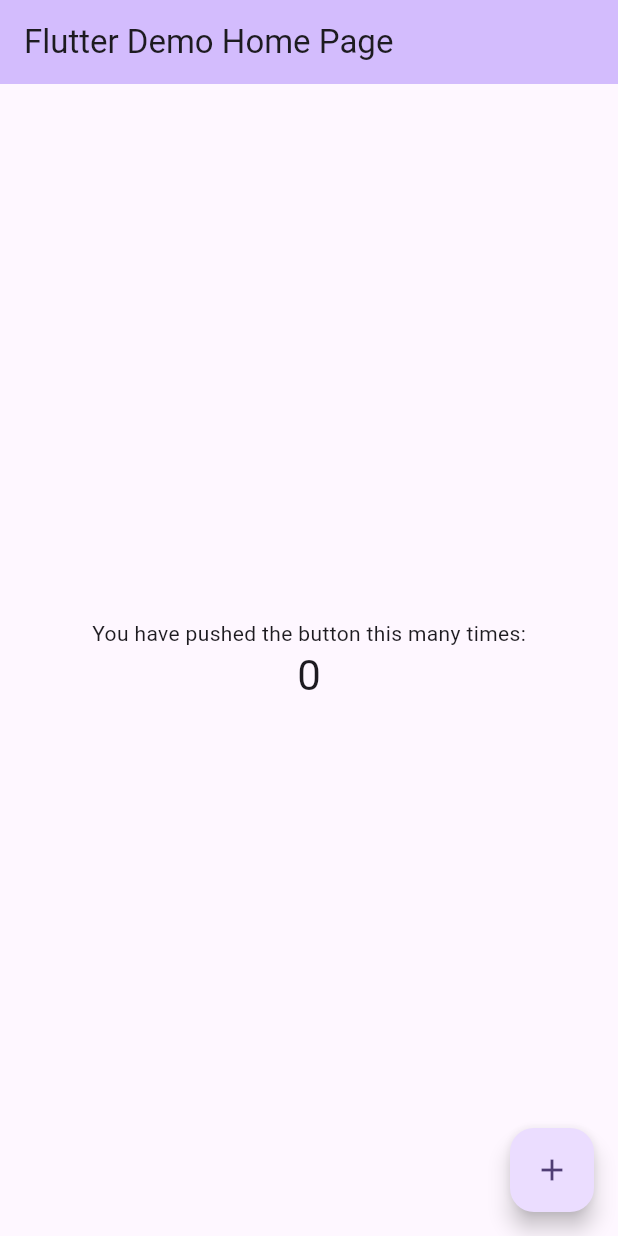
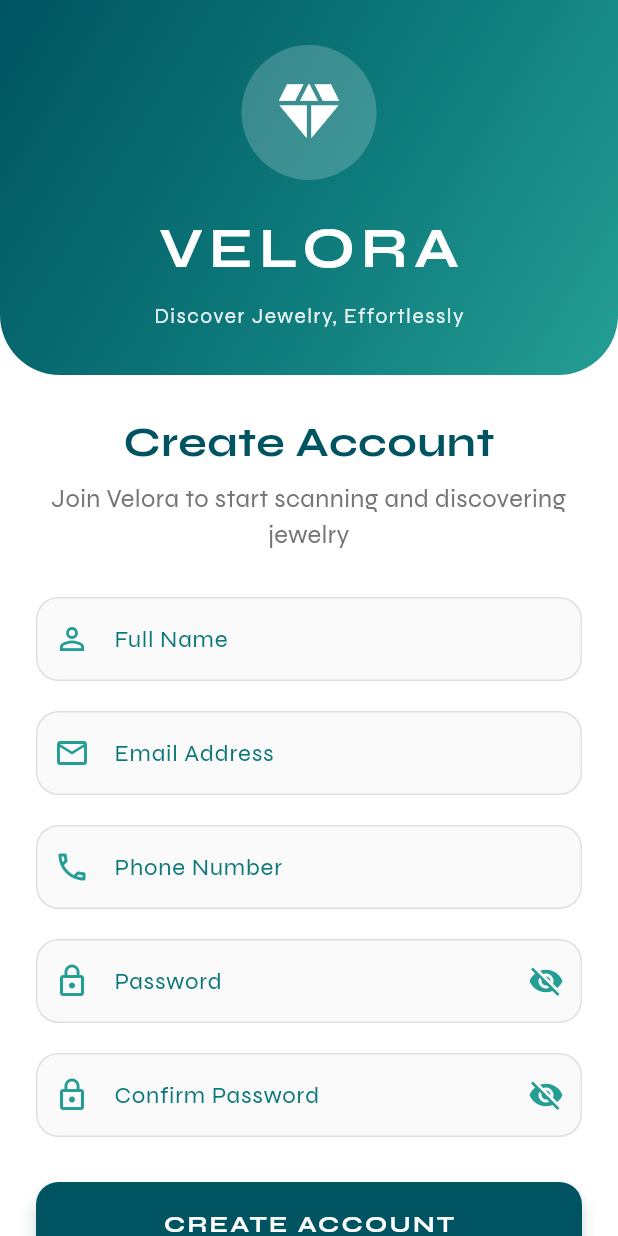
Before and after one commit to cabohol/ProductScan, a Flutter app: the screen it shows after launch, on a phone screen of 412 x 824 dp. Run offline on Flutter 3.47's test engine with Material 3 defaults, Android fonts, the phone set to English and light mode, and no system bars.

Commit message:
added registration page

```diff
--- a/product-scanner-capstone/app/lib/main.dart
+++ b/product-scanner-capstone/app/lib/main.dart
@@ -1,4 +1,5 @@
 import 'package:flutter/material.dart';
+import 'screens/register_page.dart';
 
 void main() {
   runApp(const MyApp());
@@ -7,116 +8,23 @@ void main() {
 class MyApp extends StatelessWidget {
   const MyApp({super.key});
 
-  // This widget is the root of your application.
   @override
   Widget build(BuildContext context) {
     return MaterialApp(
-      title: 'Flutter Demo',
+      debugShowCheckedModeBanner: false,
+
+      title: 'Velora',
+
       theme: ThemeData(
-        // This is the theme of your application.
-        //
-        // TRY THIS: Try running your application with "flutter run". You'll see
-        // the application has a purple toolbar. Then, without quitting the app,
-        // try changing the seedColor in the colorScheme below to Colors.green
-        // and then invoke "hot reload" (save your changes or press the "hot
-        // reload" button in a Flutter-supported IDE, or press "r" if you used
-        // the command line to start the app).
-        //
-        // Notice that the counter didn't reset back to zero; the application
-        // state is not lost during the reload. To reset the state, use hot
-        // restart instead.
-        //
-        // This works for code too, not just values: Most code changes can be
-        // tested with just a hot reload.
-      colorScheme: ColorScheme.fromSeed(seedColor: Colors.deepPurple),
+        fontFamily: 'Syne',
+        colorScheme: ColorScheme.fromSeed(
+          seedColor: Colors.deepPurple,
+        ),
+        useMaterial3: true,
       ),
-      home: const MyHomePage(title: 'Flutter Demo Home Page'),
+
+      // FIRST SCREEN OF APP
+      home: RegisterPage(),
     );
   }
 }
-
-class MyHomePage extends StatefulWidget {
-  const MyHomePage({super.key, required this.title});
-
-  // This widget is the home page of your application. It is stateful, meaning
-  // that it has a State object (defined below) that contains fields that affect
-  // how it looks.
-
-  // This class is the configuration for the state. It holds the values (in this
-  // case the title) provided by the parent (in this case the App widget) and
-  // used by the build method of the State. Fields in a Widget subclass are
-  // always marked "final".
-
-  final String title;
-
-  @override
-  State<MyHomePage> createState() => _MyHomePageState();
-}
-
-class _MyHomePageState extends State<MyHomePage> {
-  int _counter = 0;
-
-  void _incrementCounter() {
-    setState(() {
-      // This call to setState tells the Flutter framework that something has
-      // changed in this State, which causes it to rerun the build method below
-      // so that the display can reflect the updated values. If we changed
-      // _counter without calling setState(), then the build method would not be
-      // called again, and so nothing would appear to happen.
-      _counter++;
-    });
-  }
-
-  @override
-  Widget build(BuildContext context) {
-    // This method is rerun every time setState is called, for instance as done
-    // by the _incrementCounter method above.
-    //
-    // The Flutter framework has been optimized to make rerunning build methods
-    // fast, so that you can just rebuild anything that needs updating rather
-    // than having to individually change instances of widgets.
-    return Scaffold(
-      appBar: AppBar(
-        // TRY THIS: Try changing the color here to a specific color (to
-        // Colors.amber, perhaps?) and trigger a hot reload to see the AppBar
-        // change color while the other colors stay the same.
-        backgroundColor: Theme.of(context).colorScheme.inversePrimary,
-        // Here we take the value from the MyHomePage object that was created by
-        // the App.build method, and use it to set our appbar title.
-        title: Text(widget.title),
-      ),
-      body: Center(
-        // Center is a layout widget. It takes a single child and positions it
-        // in the middle of the parent.
-        child: Column(
-          // Column is also a layout widget. It takes a list of children and
-          // arranges them vertically. By default, it sizes itself to fit its
-          // children horizontally, and tries to be as tall as its parent.
-          //
-          // Column has various properties to control how it sizes itself and
-          // how it positions its children. Here we use mainAxisAlignment to
-          // center the children vertically; the main axis here is the vertical
-          // axis because Columns are vertical (the cross axis would be
-          // horizontal).
-          //
-          // TRY THIS: Invoke "debug painting" (choose the "Toggle Debug Paint"
-          // action in the IDE, or press "p" in the console), to see the
-          // wireframe for each widget.
-          mainAxisAlignment: MainAxisAlignment.center,
-          children: [
-            const Text('You have pushed the button this many times:'),
-            Text(
-              '$_counter',
-              style: Theme.of(context).textTheme.headlineMedium,
-            ),
-          ],
-        ),
-      ),
-      floatingActionButton: FloatingActionButton(
-        onPressed: _incrementCounter,
-        tooltip: 'Increment',
-        child: const Icon(Icons.add),
-      ),
-    );
-  }
-}
--- /dev/null
+++ b/product-scanner-capstone/app/lib/screens/register_page.dart
@@ -0,0 +1,502 @@
+import 'package:flutter/material.dart';
+
+class RegisterPage extends StatefulWidget {
+  const RegisterPage({super.key});
+
+  @override
+  _RegisterPageState createState() => _RegisterPageState();
+}
+
+class _RegisterPageState extends State<RegisterPage> {
+  final _formKey = GlobalKey<FormState>();
+
+  TextEditingController nameController = TextEditingController();
+  TextEditingController emailController = TextEditingController();
+  TextEditingController phoneController = TextEditingController();
+  TextEditingController passwordController = TextEditingController();
+  TextEditingController confirmPasswordController = TextEditingController();
+
+  bool _obscurePassword = true;
+  bool _obscureConfirmPassword = true;
+  bool _agreeToTerms = false;
+
+  // Velora Color Palette
+  static const Color primaryDark = Color(0xFF005461);
+  static const Color primaryMedium = Color(0xFF0C7779);
+  static const Color primaryLight = Color(0xFF249E94);
+  static const Color accent = Color(0xFF3BC1A8);
+
+  void registerUser() {
+    if (_formKey.currentState!.validate()) {
+      if (!_agreeToTerms) {
+        ScaffoldMessenger.of(context).showSnackBar(
+          const SnackBar(
+            content: Text("Please agree to Terms & Conditions"),
+            backgroundColor: Colors.red,
+          ),
+        );
+        return;
+      }
+
+      String name = nameController.text;
+      String email = emailController.text;
+      String phone = phoneController.text;
+
+      showDialog(
+        context: context,
+        builder: (context) {
+          return AlertDialog(
+            shape: RoundedRectangleBorder(
+              borderRadius: BorderRadius.circular(20),
+            ),
+            title: Row(
+              children: [
+                Icon(Icons.check_circle, color: accent, size: 30),
+                const SizedBox(width: 10),
+                const Text(
+                  "Welcome to Velora!",
+                  style: TextStyle(fontSize: 20),
+                ),
+              ],
+            ),
+            content: Text(
+              "Your account has been created successfully.\n\nStart scanning jewelry products and discover stores near you!",
+              style: TextStyle(color: Colors.grey[700]),
+            ),
+            actions: [
+              TextButton(
+                onPressed: () {
+                  Navigator.pop(context);
+                },
+                child: Text(
+                  "GET STARTED",
+                  style: TextStyle(
+                    color: primaryDark,
+                    fontWeight: FontWeight.bold,
+                    fontFamily: 'Syne',
+                  ),
+                ),
+              )
+            ],
+          );
+        },
+      );
+
+      print("REGISTERED USER:");
+      print("Name: $name");
+      print("Email: $email");
+      print("Phone: $phone");
+    }
+  }
+
+  @override
+  Widget build(BuildContext context) {
+    return Scaffold(
+      backgroundColor: Colors.white,
+      body: SafeArea(
+        child: SingleChildScrollView(
+          child: Column(
+            children: [
+              // Header Section with gradient
+              Container(
+                width: double.infinity,
+                decoration: BoxDecoration(
+                  gradient: LinearGradient(
+                    begin: Alignment.topLeft,
+                    end: Alignment.bottomRight,
+                    colors: [primaryDark, primaryMedium, primaryLight],
+                  ),
+                  borderRadius: const BorderRadius.only(
+                    bottomLeft: Radius.circular(40),
+                    bottomRight: Radius.circular(40),
+                  ),
+                ),
+                child: Padding(
+                  padding: const EdgeInsets.symmetric(vertical: 30),
+                  child: Column(
+                    children: [
+                      // Jewelry Icon
+                      Container(
+                        padding: const EdgeInsets.all(20),
+                        decoration: BoxDecoration(
+                          color: Colors.white.withOpacity(0.2),
+                          shape: BoxShape.circle,
+                        ),
+                        child: const Icon(
+                          Icons.diamond,
+                          size: 50,
+                          color: Colors.white,
+                        ),
+                      ),
+                      const SizedBox(height: 18),
+                      // App Name
+                      const Text(
+                        "VELORA",
+                        style: TextStyle(
+                          fontFamily: 'Syne',
+                          fontSize: 38,
+                          fontWeight: FontWeight.bold,
+                          color: Colors.white,
+                          letterSpacing: 4,
+                        ),
+                      ),
+                      const SizedBox(height: 8),
+                      Text(
+                        "Discover Jewelry, Effortlessly",
+                        style: TextStyle(
+                          fontFamily: 'Syne',
+                          fontSize: 14,
+                          color: Colors.white.withOpacity(0.9),
+                          letterSpacing: 1,
+                        ),
+                      ),
+                    ],
+                  ),
+                ),
+              ),
+
+              // Form Section
+              Padding(
+                padding: const EdgeInsets.all(24.0),
+                child: Form(
+                  key: _formKey,
+                  child: Column(
+                    crossAxisAlignment: CrossAxisAlignment.center,
+                    children: [
+                      const SizedBox(height: 1),
+
+                      // Title
+                      const Text(
+                        "Create Account",
+                        style: TextStyle(
+                          fontFamily: 'Syne',
+                          fontSize: 28,
+                          fontWeight: FontWeight.bold,
+                          color: primaryDark,
+                        ),
+                      ),
+                      const SizedBox(height: 5),
+                      Text(
+                        "Join Velora to start scanning and discovering jewelry",
+                        textAlign: TextAlign.center,
+                        style: TextStyle(
+                          fontSize: 17,
+                          color: Colors.grey[600],
+                        ),
+                      ),
+
+                      const SizedBox(height: 30),
+
+                      // FULL NAME
+                      TextFormField(
+                        controller: nameController,
+                        style: const TextStyle(fontSize: 16),
+                        decoration: InputDecoration(
+                          labelText: "Full Name",
+                          labelStyle: TextStyle(color: primaryMedium),
+                          prefixIcon: Icon(Icons.person_outline, color: primaryLight),
+                          border: OutlineInputBorder(
+                            borderRadius: BorderRadius.circular(15),
+                            borderSide: BorderSide(color: Colors.grey[300]!),
+                          ),
+                          enabledBorder: OutlineInputBorder(
+                            borderRadius: BorderRadius.circular(15),
+                            borderSide: BorderSide(color: Colors.grey[300]!),
+                          ),
+                          focusedBorder: OutlineInputBorder(
+                            borderRadius: BorderRadius.circular(15),
+                            borderSide: const BorderSide(color: primaryLight, width: 2),
+                          ),
+                          filled: true,
+                          fillColor: Colors.grey[50],
+                        ),
+                        validator: (value) {
+                          if (value == null || value.isEmpty) {
+                            return "Please enter your full name";
+                          }
+                          return null;
+                        },
+                      ),
+
+                      const SizedBox(height: 20),
+
+                      // EMAIL
+                      TextFormField(
+                        controller: emailController,
+                        keyboardType: TextInputType.emailAddress,
+                        style: const TextStyle(fontSize: 16),
+                        decoration: InputDecoration(
+                          labelText: "Email Address",
+                          labelStyle: TextStyle(color: primaryMedium),
+                          prefixIcon: Icon(Icons.email_outlined, color: primaryLight),
+                          border: OutlineInputBorder(
+                            borderRadius: BorderRadius.circular(15),
+                            borderSide: BorderSide(color: Colors.grey[300]!),
+                          ),
+                          enabledBorder: OutlineInputBorder(
+                            borderRadius: BorderRadius.circular(15),
+                            borderSide: BorderSide(color: Colors.grey[300]!),
+                          ),
+                          focusedBorder: OutlineInputBorder(
+                            borderRadius: BorderRadius.circular(15),
+                            borderSide: const BorderSide(color: primaryLight, width: 2),
+                          ),
+                          filled: true,
+                          fillColor: Colors.grey[50],
+                        ),
+                        validator: (value) {
+                          if (value == null || value.isEmpty) {
+                            return "Please enter your email";
+                          }
+                          if (!value.contains("@") || !value.contains(".")) {
+                            return "Please enter a valid email";
+                          }
+                          return null;
+                        },
+                      ),
+
+                      const SizedBox(height: 20),
+
+                      // PHONE NUMBER
+                      TextFormField(
+                        controller: phoneController,
+                        keyboardType: TextInputType.phone,
+                        style: const TextStyle(fontSize: 16),
+                        decoration: InputDecoration(
+                          labelText: "Phone Number",
+                          labelStyle: TextStyle(color: primaryMedium),
+                          prefixIcon: Icon(Icons.phone_outlined, color: primaryLight),
+                          border: OutlineInputBorder(
+                            borderRadius: BorderRadius.circular(15),
+                            borderSide: BorderSide(color: Colors.grey[300]!),
+                          ),
+                          enabledBorder: OutlineInputBorder(
+                            borderRadius: BorderRadius.circular(15),
+                            borderSide: BorderSide(color: Colors.grey[300]!),
+                          ),
+                          focusedBorder: OutlineInputBorder(
+                            borderRadius: BorderRadius.circular(15),
+                            borderSide: const BorderSide(color: primaryLight, width: 2),
+                          ),
+                          filled: true,
+                          fillColor: Colors.grey[50],
+                        ),
+                        validator: (value) {
+                          if (value == null || value.isEmpty) {
+                            return "Please enter your phone number";
+                          }
+                          return null;
+                        },
+                      ),
+
+                      const SizedBox(height: 20),
+
+                      // PASSWORD
+                      TextFormField(
+                        controller: passwordController,
+                        obscureText: _obscurePassword,
+                        style: const TextStyle(fontSize: 16),
+                        decoration: InputDecoration(
+                          labelText: "Password",
+                          labelStyle: TextStyle(color: primaryMedium),
+                          prefixIcon: Icon(Icons.lock_outline, color: primaryLight),
+                          suffixIcon: IconButton(
+                            icon: Icon(
+                              _obscurePassword ? Icons.visibility_off : Icons.visibility,
+                              color: primaryLight,
+                            ),
+                            onPressed: () {
+                              setState(() {
+                                _obscurePassword = !_obscurePassword;
+                              });
+                            },
+                          ),
+                          border: OutlineInputBorder(
+                            borderRadius: BorderRadius.circular(15),
+                            borderSide: BorderSide(color: Colors.grey[300]!),
+                          ),
+                          enabledBorder: OutlineInputBorder(
+                            borderRadius: BorderRadius.circular(15),
+                            borderSide: BorderSide(color: Colors.grey[300]!),
+                          ),
+                          focusedBorder: OutlineInputBorder(
+                            borderRadius: BorderRadius.circular(15),
+                            borderSide: const BorderSide(color: primaryLight, width: 2),
+                          ),
+                          filled: true,
+                          fillColor: Colors.grey[50],
+                        ),
+                        validator: (value) {
+                          if (value == null || value.isEmpty) {
+                            return "Please enter a password";
+                          }
+                          if (value.length < 6) {
+                            return "Password must be at least 6 characters";
+                          }
+                          return null;
+                        },
+                      ),
+
+                      const SizedBox(height: 20),
+
+                      // CONFIRM PASSWORD
+                      TextFormField(
+                        controller: confirmPasswordController,
+                        obscureText: _obscureConfirmPassword,
+                        style: const TextStyle(fontSize: 16),
+                        decoration: InputDecoration(
+                          labelText: "Confirm Password",
+                          labelStyle: TextStyle(color: primaryMedium),
+                          prefixIcon: Icon(Icons.lock_outline, color: primaryLight),
+                          suffixIcon: IconButton(
+                            icon: Icon(
+                              _obscureConfirmPassword ? Icons.visibility_off : Icons.visibility,
+                              color: primaryLight,
+                            ),
+                            onPressed: () {
+                              setState(() {
+                                _obscureConfirmPassword = !_obscureConfirmPassword;
+                              });
+                            },
+                          ),
+                          border: OutlineInputBorder(
+                            borderRadius: BorderRadius.circular(15),
+                            borderSide: BorderSide(color: Colors.grey[300]!),
+                          ),
+                          enabledBorder: OutlineInputBorder(
+                            borderRadius: BorderRadius.circular(15),
+                            borderSide: BorderSide(color: Colors.grey[300]!),
+                          ),
+                          focusedBorder: OutlineInputBorder(
+                            borderRadius: BorderRadius.circular(15),
+                            borderSide: const BorderSide(color: primaryLight, width: 2),
+                          ),
+                          filled: true,
+                          fillColor: Colors.grey[50],
+                        ),
+                        validator: (value) {
+                          if (value == null || value.isEmpty) {
+                            return "Please confirm your password";
+                          }
+                          if (value != passwordController.text) {
+                            return "Passwords do not match";
+                          }
+                          return null;
+                        },
+                      ),
+
+                      // const SizedBox(height: 25),
+
+                      // Terms & Conditions Checkbox
+                      // Row(
+                      //   children: [
+                      //     Checkbox(
+                      //       value: _agreeToTerms,
+                      //       onChanged: (value) {
+                      //         setState(() {
+                      //           _agreeToTerms = value ?? false;
+                      //         });
+                      //       },
+                      //       activeColor: primaryLight,
+                      //     ),
+                      //     Expanded(
+                      //       child: GestureDetector(
+                      //         onTap: () {
+                      //           setState(() {
+                      //             _agreeToTerms = !_agreeToTerms;
+                      //           });
+                      //         },
+                      //         child: Text.rich(
+                      //           TextSpan(
+                      //             text: "I agree to Velora's ",
+                      //             style: TextStyle(color: Colors.grey[700], fontSize: 13),
+                      //             children: [
+                      //               TextSpan(
+                      //                 text: "Terms & Conditions",
+                      //                 style: TextStyle(
+                      //                   color: primaryDark,
+                      //                   fontWeight: FontWeight.bold,
+                      //                   decoration: TextDecoration.underline,
+                      //                 ),
+                      //               ),
+                      //             ],
+                      //           ),
+                      //         ),
+                      //       ),
+                      //     ),
+                      //   ],
+                      // ),
+
+                      const SizedBox(height: 30),
+
+                      // REGISTER BUTTON
+                      SizedBox(
+                        width: double.infinity,
+                        height: 56,
+                        child: ElevatedButton(
+                          onPressed: registerUser,
+                          style: ElevatedButton.styleFrom(
+                            backgroundColor: primaryDark,
+                            shape: RoundedRectangleBorder(
+                              borderRadius: BorderRadius.circular(15),
+                            ),
+                            elevation: 5,
+                            shadowColor: primaryLight.withOpacity(0.5),
+                          ),
+                          child: const Text(
+                            "CREATE ACCOUNT",
+                            style: TextStyle(
+                              fontFamily: 'Syne',
+                              fontSize: 16,
+                              fontWeight: FontWeight.bold,
+                              color: Colors.white,
+                              letterSpacing: 1.5,
+                            ),
+                          ),
+                        ),
+                      ),
+
+                      const SizedBox(height: 10),
+
+                      // Login Link
+                      Center(
+                        child: Text.rich(
+                          TextSpan(
+                            text: "Already have an account? ",
+                            style: TextStyle(color: Colors.grey[600], fontSize: 14),
+                            children: [
+                              TextSpan(
+                                text: "Sign In",
+                                style: TextStyle(
+                                  color: primaryDark,
+                                  fontWeight: FontWeight.bold,
+                                  fontFamily: 'Syne',
+                                ),
+                              ),
+                            ],
+                          ),
+                        ),
+                      ),
+
+                      const SizedBox(height: 5),
+                    ],
+                  ),
+                ),
+              ),
+            ],
+          ),
+        ),
+      ),
+    );
+  }
+
+  @override
+  void dispose() {
+    nameController.dispose();
+    emailController.dispose();
+    phoneController.dispose();
+    passwordController.dispose();
+    confirmPasswordController.dispose();
+    super.dispose();
+  }
+}
```
Also changed, not shown: product-scanner-capstone/app/assets/fonts/OFL.txt (added, +93 -0 lines), product-scanner-capstone/app/pubspec.yaml (+12 -1 lines), product-scanner-capstone/app/assets/fonts/README.txt (added), product-scanner-capstone/app/assets/fonts/Syne-VariableFont_wght.ttf (added), product-scanner-capstone/app/assets/fonts/static/Syne-Bold.ttf (added), product-scanner-capstone/app/assets/fonts/static/Syne-ExtraBold.ttf (added), product-scanner-capstone/app/assets/fonts/static/Syne-Medium.ttf (added), product-scanner-capstone/app/assets/fonts/static/Syne-Regular.ttf (added), product-scanner-capstone/app/assets/fonts/static/Syne-SemiBold.ttf (added), product-scanner-capstone/app/lib/screens/login_page.dart (added), 2 other files.
